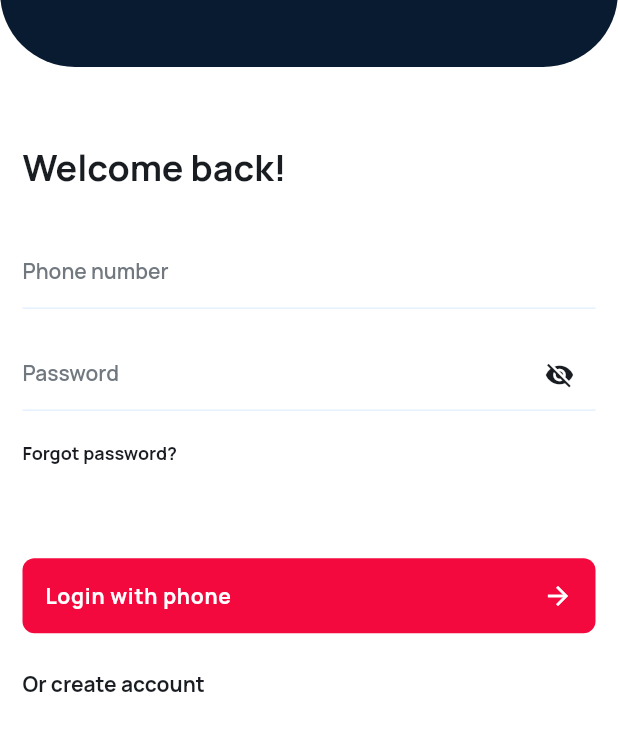
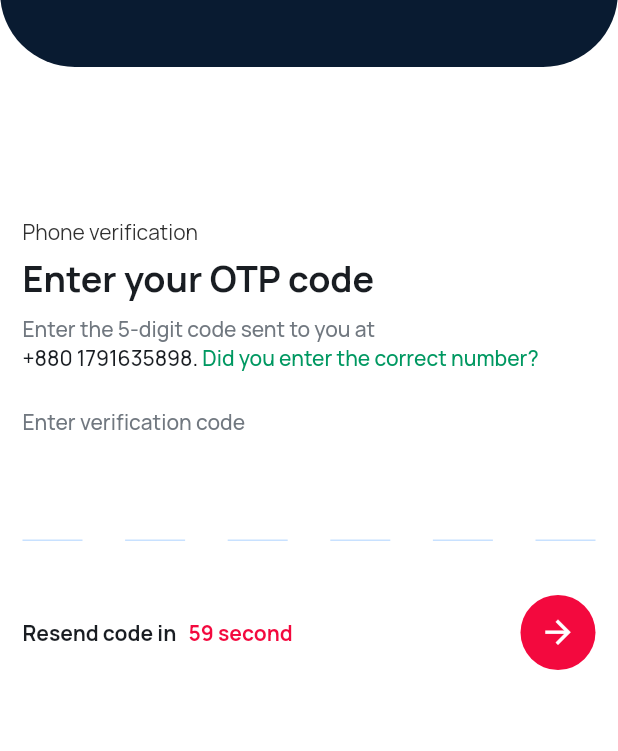
Before and after one commit to App-Geniee/metro_merchant, a Flutter app: the screen it shows after launch, after a tap on "Login with phone", on a phone screen of 412 x 824 dp, the part 233-984 px from its top. Run offline on Flutter 3.47's test engine with Material 2 defaults, Android fonts, the phone set to English and light mode, and no system bars; drawn by our look-alikes of pin_code_fields; our stand-ins replace carousel_slider, get, shared_preferences.

Commit message:
feat(otp screen): design_complete

```diff
--- a/lib/core/route/route.dart
+++ b/lib/core/route/route.dart
@@ -1,5 +1,7 @@
 import 'package:get/get.dart';
+import 'package:metro_merchant/views/screens/auth/otp/otp_screen.dart';
 import 'package:metro_merchant/views/screens/auth/sign_in/sign_in_screen.dart';
+import 'package:metro_merchant/views/screens/auth/sign_up/sign_up_screen.dart';
 import 'package:metro_merchant/views/screens/create_parcel/create_parcel_screen.dart';
 import 'package:metro_merchant/views/screens/credit/credit_transaction_history_screen.dart';
 import 'package:metro_merchant/views/screens/home/home_screen.dart';
@@ -14,6 +16,9 @@ class AppRoute {
   static const String splashScreen = "/splash_screen";
 
   static const String signInScreen = "/sign_in_screen";
+  static const String signUpScreen = "/sign_up_screen";
+
+  static const String otpScreen = "/otp_screen";
 
   static const String homeScreen = "/home_screen";
   static const String creditTransactionHistoryScreen = "/credit_transaction_history_screen";
@@ -29,6 +34,9 @@ class AppRoute {
   static List<GetPage> route = [
     GetPage(name: splashScreen, page: () => const SplashScreen()),
     GetPage(name: signInScreen, page: () => const SignInScreen()),
+    GetPage(name: signUpScreen, page: () => const SignUpScreen()),
+
+    GetPage(name: otpScreen, page: () => const OtpScreen()),
 
     GetPage(name: homeScreen, page: () => const HomeScreen()),
     GetPage(name: creditTransactionHistoryScreen, page: () => const CreditTransactionHistoryScreen()),
--- a/lib/core/utils/app_colors.dart
+++ b/lib/core/utils/app_colors.dart
@@ -27,6 +27,8 @@ class AppColors{
   static const Color colorBlack400 = Color(0xff717880);
   static const Color colorBlack300 = Color(0xff9AA0A8);
   static const Color colorBlack100 = Color(0xffD5DAE0);
+
+  static const Color colorBlack1 = Color(0xff303030);
 
   static const Color colorWhite = Color(0xffFFFFFF);
   static const Color colorWhite1 = Color(0xffF4F9FF);
--- /dev/null
+++ b/lib/views/components/button/circle_icon_button.dart
@@ -0,0 +1,31 @@
+import 'package:flutter/material.dart';
+import 'package:metro_merchant/core/utils/app_colors.dart';
+
+class CircleIconButton extends StatelessWidget {
+
+  final Color bgColor;
+  final Color iconColor;
+  final IconData icon;
+  final VoidCallback press;
+
+  const CircleIconButton({
+    Key? key,
+    required this.icon,
+    required this.press,
+    this.bgColor = AppColors.secondaryColor900,
+    this.iconColor = AppColors.colorWhite
+  }) : super(key: key);
+
+  @override
+  Widget build(BuildContext context) {
+    return GestureDetector(
+      onTap: press,
+      child: Container(
+        height: 50, width: 50,
+        alignment: Alignment.center,
+        decoration: BoxDecoration(color: bgColor, shape: BoxShape.circle),
+        child: Icon(icon, color: iconColor, size: 25),
+      ),
+    );
+  }
+}
--- /dev/null
+++ b/lib/views/screens/auth/otp/otp_screen.dart
@@ -0,0 +1,156 @@
+import 'package:flutter/material.dart';
+import 'package:get/get.dart';
+import 'package:metro_merchant/core/utils/app_colors.dart';
+import 'package:metro_merchant/core/utils/app_images.dart';
+import 'package:metro_merchant/core/utils/dimensions.dart';
+import 'package:metro_merchant/core/utils/font_styles.dart';
+import 'package:metro_merchant/views/components/button/circle_icon_button.dart';
+import 'package:metro_merchant/views/screens/auth/otp/screen_widget/otp_timer.dart';
+import 'package:pin_code_fields/pin_code_fields.dart';
+
+class OtpScreen extends StatefulWidget {
+  const OtpScreen({Key? key}) : super(key: key);
+
+  @override
+  State<OtpScreen> createState() => _OtpScreenState();
+}
+
+class _OtpScreenState extends State<OtpScreen> {
+  @override
+  Widget build(BuildContext context) {
+    return SafeArea(
+      child: Scaffold(
+        backgroundColor: AppColors.screenBgColor,
+        body: SingleChildScrollView(
+          child: Stack(
+            children: [
+              Container(height: MediaQuery.of(context).size.height),
+              Positioned(
+                top: -350,
+                child: Container(
+                  height: 550, width: MediaQuery.of(context).size.width,
+                  decoration: const BoxDecoration(
+                      color: AppColors.primaryColor,
+                      borderRadius: BorderRadius.only(
+                        bottomLeft: Radius.circular(50),
+                        bottomRight: Radius.circular(50),
+                      )
+                  ),
+                ),
+              ),
+              Positioned(
+                top: Dimensions.space30,
+                left: Dimensions.space15,
+                child: Row(
+                  children: [
+                    GestureDetector(
+                      onTap: () => Get.back(),
+                      child: const Icon(Icons.arrow_back, color: AppColors.colorWhite, size: 20),
+                    ),
+                    const SizedBox(width: Dimensions.space12),
+                    Text(
+                      "Back",
+                      style: boldLarge.copyWith(color: AppColors.colorWhite),
+                    ),
+                  ],
+                ),
+              ),
+              Align(
+                alignment: Alignment.center,
+                child: Padding(
+                  padding: const EdgeInsetsDirectional.symmetric(vertical: Dimensions.space25 * 3),
+                  child: Image.asset(AppImages.appLogo, height: 80, width: 110),
+                ),
+              ),
+              Positioned(
+                top: 300,
+                left: Dimensions.space15, right: Dimensions.space15,
+                child: Column(
+                  crossAxisAlignment: CrossAxisAlignment.start,
+                  children: [
+                    Text(
+                      "Phone verification",
+                      style: regularDefault.copyWith(color: AppColors.colorBlack1),
+                    ),
+                    const SizedBox(height: Dimensions.space5),
+                    Text(
+                      "Enter your OTP code",
+                      style: boldHeadingSmall.copyWith(color: AppColors.colorBlack),
+                    ),
+                    const SizedBox(height: Dimensions.space8),
+                    RichText(
+                      text: TextSpan(
+                        children: [
+                          TextSpan(
+                            text: "Enter the 5-digit code sent to you at\n",
+                            style: semiBoldDefault.copyWith(color: AppColors.colorBlack400)
+                          ),
+                          TextSpan(
+                              text: "+880 1791635898. ",
+                              style: semiBoldDefault.copyWith(color: AppColors.colorBlack)
+                          ),
+                          TextSpan(
+                              text: "Did you enter the correct number?",
+                              style: semiBoldDefault.copyWith(color: AppColors.colorGreen)
+                          )
+                        ]
+                      ),
+                    ),
+                    const SizedBox(height: Dimensions.space24),
+                    Text(
+                      "Enter verification code",
+                      style: semiBoldDefault.copyWith(color: AppColors.colorBlack400),
+                    ),
+                    const SizedBox(height: Dimensions.space20),
+                    PinCodeTextField(
+                      appContext: context,
+                      pastedTextStyle: regularDefault.copyWith(color: AppColors.secondaryColor900),
+                      length: 6,
+                      textStyle: regularLarge.copyWith(color: AppColors.primaryColor),
+                      obscuringCharacter: '*',
+                      animationType: AnimationType.fade,
+                      pinTheme: PinTheme(
+                          shape: PinCodeFieldShape.underline,
+                          borderWidth: 1,
+                          borderRadius: BorderRadius.circular(5),
+                          inactiveColor:  AppColors.fieldDisableBorderColor,
+                          inactiveFillColor: AppColors.transparentColor,
+                          activeFillColor: AppColors.transparentColor,
+                          activeColor: AppColors.secondaryColor900,
+                          selectedFillColor: AppColors.screenBgColor,
+                          selectedColor: AppColors.secondaryColor900,
+                      ),
+                      cursorColor: AppColors.colorBlack,
+                      animationDuration:
+                      const Duration(milliseconds: 100),
+                      enableActiveFill: true,
+                      keyboardType: TextInputType.number,
+                      beforeTextPaste: (text) {
+                        return true;
+                      },
+                      onChanged: (value) {},
+                    ),
+                    const SizedBox(height: Dimensions.space20),
+                    Row(
+                      mainAxisAlignment: MainAxisAlignment.spaceBetween,
+                      children: [
+                        OtpTimer(
+                          duration: 60,
+                          onTimeComplete: (){}
+                        ),
+                        CircleIconButton(
+                          icon: Icons.arrow_forward,
+                          press: (){},
+                        )
+                      ],
+                    )
+                  ],
+                ),
+              )
+            ],
+          ),
+        ),
+      ),
+    );
+  }
+}
--- /dev/null
+++ b/lib/views/screens/auth/otp/screen_widget/otp_timer.dart
@@ -0,0 +1,70 @@
+import 'dart:async';
+
+import 'package:flutter/material.dart';
+import 'package:metro_merchant/core/utils/app_colors.dart';
+import 'package:metro_merchant/core/utils/dimensions.dart';
+import 'package:metro_merchant/core/utils/font_styles.dart';
+
+class OtpTimer extends StatefulWidget {
+  final VoidCallback onTimeComplete;
+  final int duration;
+  const OtpTimer({Key? key,required this.onTimeComplete,this.duration = 12}) : super(key: key);
+
+  @override
+  State<OtpTimer> createState() => _OtpTimerState();
+}
+
+class _OtpTimerState extends State<OtpTimer> {
+
+  Timer? _timer;
+  int _counter = 0;
+  bool isTimeEnd = false;
+
+  @override
+  void initState() {
+    super.initState();
+    _counter = widget.duration;
+    _startTimer();
+  }
+
+
+
+
+  _startTimer(){
+    _timer?.cancel();
+    _timer = Timer.periodic(const Duration(seconds: 1), (timer) {
+      if (_counter == 0) {
+        widget.onTimeComplete();
+        isTimeEnd = true;
+      } else {
+        setState(() {
+          _counter--;
+        });
+      }
+    });
+  }
+
+  @override
+  void dispose() {
+    _timer?.cancel();
+    super.dispose();
+  }
+
+
+  @override
+  Widget build(BuildContext context) {
+    return Row(
+      children: [
+        Text(
+            "Resend code in",
+            style: boldDefault.copyWith(color: AppColors.colorBlack)
+        ),
+        const SizedBox(width: Dimensions.space8),
+        Text(
+            '${_counter.toString()} second',
+            style: boldDefault.copyWith(color: AppColors.secondaryColor900)
+        ),
+      ],
+    );
+  }
+}
--- a/lib/views/screens/auth/sign_in/sign_in_screen.dart
+++ b/lib/views/screens/auth/sign_in/sign_in_screen.dart
@@ -6,7 +6,6 @@ import 'package:metro_merchant/core/utils/app_images.dart';
 import 'package:metro_merchant/core/utils/app_strings.dart';
 import 'package:metro_merchant/core/utils/dimensions.dart';
 import 'package:metro_merchant/core/utils/font_styles.dart';
-import 'package:metro_merchant/views/components/app_bar/custom_app_bar.dart';
 import 'package:metro_merchant/views/components/button/custom_button_with_icon.dart';
 import 'package:metro_merchant/views/components/text_field/custom_text_field.dart';
 
@@ -100,7 +99,7 @@ class _SignInScreenState extends State<SignInScreen> {
                       horizontalPadding: Dimensions.space15,
                       text: "Login with phone",
                       icon: Icons.arrow_forward,
-                      press: (){}
+                      press: () => Get.toNamed(AppRoute.otpScreen)
                     ),
                     const SizedBox(height: Dimensions.space24),
                     GestureDetector(
--- a/pubspec.yaml
+++ b/pubspec.yaml
@@ -39,6 +39,7 @@ dependencies:
   get: ^4.6.5
   shared_preferences: ^2.0.18
   carousel_slider: ^4.2.1
+  pin_code_fields: ^7.4.0
 
 dev_dependencies:
   flutter_test:
```
Also changed, not shown: pubspec.lock.
